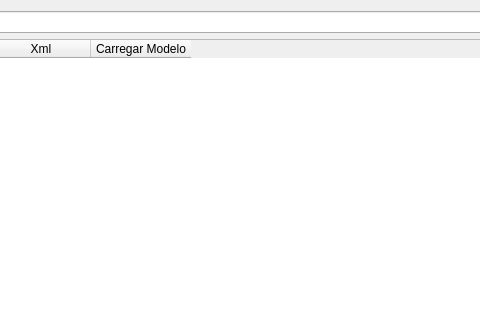
Qt form uis/managementModels.ui (dsgoficial/SAP_Gerente) before a commit; both pictures show x 221 to 701 and y 0 to 320 of the 1213 by 462 pixel window.
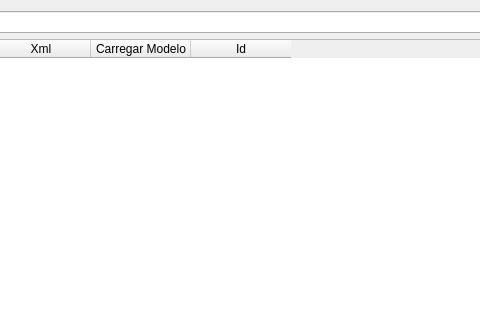
The same form after that commit.

Diff of the .ui file:
```diff
--- a/uis/managementModels.ui
+++ b/uis/managementModels.ui
@@ -36,6 +36,11 @@
        <string>Carregar Modelo</string>
       </property>
      </column>
+     <column>
+      <property name="text">
+       <string>Id</string>
+      </property>
+     </column>
     </widget>
    </item>
    <item row="2" column="0">
```
